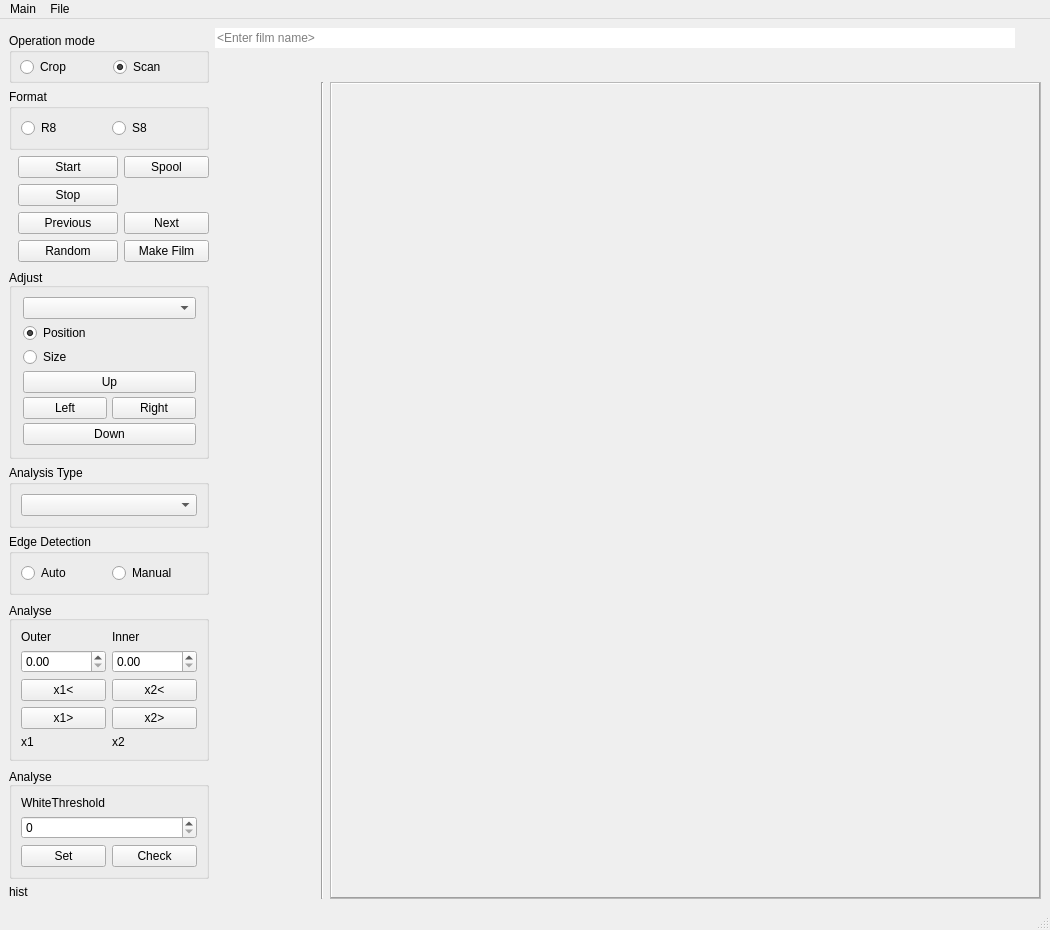
Before: the Qt Designer form ui/Scan8mmFilm_ui.ui in warwickh/scan8mmfilm-app, drawn with Qt 5.
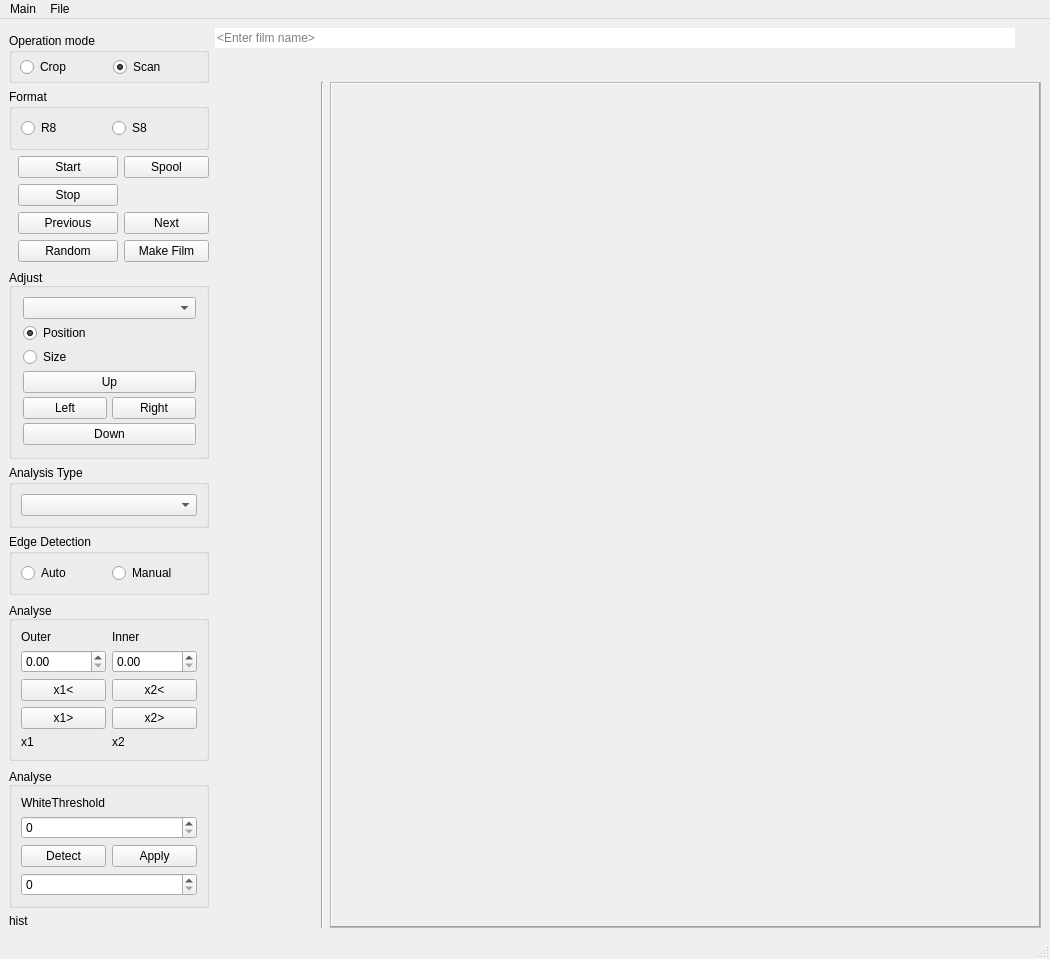
After: the same form once the commit is applied.

Commit message: adjustable hsv margin

What changed in the file:
```diff
--- a/ui/Scan8mmFilm_ui.ui
+++ b/ui/Scan8mmFilm_ui.ui
@@ -721,7 +721,7 @@
                 </sizepolicy>
                </property>
                <property name="text">
-                <string>Set</string>
+                <string>Detect</string>
                </property>
               </widget>
              </item>
@@ -734,7 +734,7 @@
                 </sizepolicy>
                </property>
                <property name="text">
-                <string>Check</string>
+                <string>Apply</string>
                </property>
               </widget>
              </item>
@@ -742,6 +742,9 @@
            </item>
           </layout>
          </item>
+         <item>
+          <widget class="QSpinBox" name="sbHsvMargin"/>
+         </item>
         </layout>
        </widget>
       </item>
```
Left out of the diff: 4 changed lines with no effect on the pictures. The commit also changes 2 other files.
